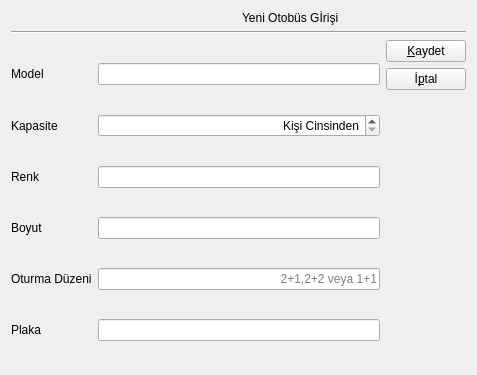
Above: Formlar/VeriFormlari/otobusgirisformu.ui from emirkyz/OtobusBilgiSistemi before the change. Below: the same form after it.
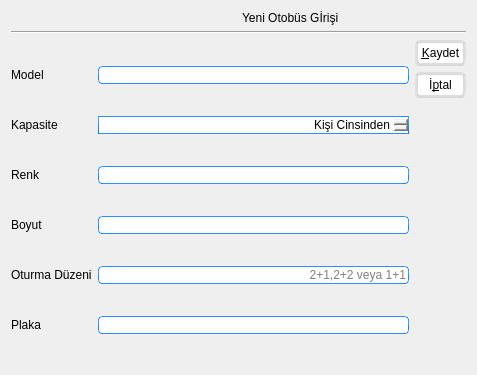
That is the form after the change. Icons and pictures are not drawn.

Patch:
```diff
--- a/Formlar/VeriFormlari/otobusgirisformu.ui
+++ b/Formlar/VeriFormlari/otobusgirisformu.ui
@@ -14,7 +14,8 @@
    <string>Form</string>
   </property>
   <property name="styleSheet">
-   <string notr="true">QPushButton#btnKaydet {
+   <string notr="true">
+QPushButton#btnKaydet {
 	qproperty-icon: url(:/Resimler/Kaydet.png);
 	qproperty-iconSize: 16px 16px;
    qproperty-text: &quot;&amp;Kaydet&quot;;
@@ -49,7 +50,568 @@
 QPlainTextEdit {
 	font: 12pt &quot;Roboto&quot;;
 }
-</string>
+QLineEdit {
+	font: 12pt &quot;Roboto&quot;;
+}
+QSpinBox {
+	font: 12pt &quot;Roboto&quot;;
+}
+
+QPlainTextEdit {
+	font: 12pt &quot;Roboto&quot;;
+}
+QMainWindow {
+	background-color:#ececec;
+}
+QTextEdit {
+	border-width: 1px;
+	border-style: solid;
+	border-color: qlineargradient(spread:pad, x1:0.5, y1:1, x2:0.5, y2:0, stop:0 rgba(0, 113, 255, 255), stop:1 rgba(91, 171, 252, 255));
+}
+QPlainTextEdit {
+	border-width: 1px;
+	border-style: solid;
+	border-color: qlineargradient(spread:pad, x1:0.5, y1:1, x2:0.5, y2:0, stop:0 rgba(0, 113, 255, 255), stop:1 rgba(91, 171, 252, 255));
+}
+QToolButton {
+	border-style: solid;
+	border-top-color: qlineargradient(spread:pad, x1:0.5, y1:1, x2:0.5, y2:0, stop:0 rgb(215, 215, 215), stop:1 rgb(222, 222, 222));
+	border-right-color: qlineargradient(spread:pad, x1:0, y1:0.5, x2:1, y2:0.5, stop:0 rgb(217, 217, 217), stop:1 rgb(227, 227, 227));
+	border-left-color: qlineargradient(spread:pad, x1:0, y1:0.5, x2:1, y2:0.5, stop:0 rgb(227, 227, 227), stop:1 rgb(217, 217, 217));
+	border-bottom-color: qlineargradient(spread:pad, x1:0.5, y1:1, x2:0.5, y2:0, stop:0 rgb(215, 215, 215), stop:1 rgb(222, 222, 222));
+	border-width: 1px;
+	border-radius: 5px;
+	color: rgb(0,0,0);
+	padding: 2px;
+	background-color: rgb(170,170,170);
+}
+QToolButton:hover{
+	border-style: solid;
+	border-top-color: qlineargradient(spread:pad, x1:0.5, y1:1, x2:0.5, y2:0, stop:0 rgb(195, 195, 195), stop:1 rgb(222, 222, 222));
+	border-right-color: qlineargradient(spread:pad, x1:0, y1:0.5, x2:1, y2:0.5, stop:0 rgb(197, 197, 197), stop:1 rgb(227, 227, 227));
+	border-left-color: qlineargradient(spread:pad, x1:0, y1:0.5, x2:1, y2:0.5, stop:0 rgb(227, 227, 227), stop:1 rgb(197, 197, 197));
+	border-bottom-color: qlineargradient(spread:pad, x1:0.5, y1:1, x2:0.5, y2:0, stop:0 rgb(195, 195, 195), stop:1 rgb(222, 222, 222));
+	border-width: 1px;
+	border-radius: 5px;
+	color: rgb(0,0,0);
+	padding: 2px;
+	background-color: rgb(255,255,255);
+}
+QToolButton:pressed{
+	border-style: solid;
+	border-top-color: qlineargradient(spread:pad, x1:0.5, y1:1, x2:0.5, y2:0, stop:0 rgb(215, 215, 215), stop:1 rgb(222, 222, 222));
+	border-right-color: qlineargradient(spread:pad, x1:0, y1:0.5, x2:1, y2:0.5, stop:0 rgb(217, 217, 217), stop:1 rgb(227, 227, 227));
+	border-left-color: qlineargradient(spread:pad, x1:0, y1:0.5, x2:1, y2:0.5, stop:0 rgb(227, 227, 227), stop:1 rgb(217, 217, 217));
+	border-bottom-color: qlineargradient(spread:pad, x1:0.5, y1:1, x2:0.5, y2:0, stop:0 rgb(215, 215, 215), stop:1 rgb(222, 222, 222));
+	border-width: 1px;
+	border-radius: 5px;
+	color: rgb(0,0,0);
+	padding: 2px;
+	background-color: rgb(142,142,142);
+}
+QPushButton{
+	border-style: solid;
+	border-top-color: qlineargradient(spread:pad, x1:0.5, y1:1, x2:0.5, y2:0, stop:0 rgb(215, 215, 215), stop:1 rgb(222, 222, 222));
+	border-right-color: qlineargradient(spread:pad, x1:0, y1:0.5, x2:1, y2:0.5, stop:0 rgb(217, 217, 217), stop:1 rgb(227, 227, 227));
+	border-left-color: qlineargradient(spread:pad, x1:0, y1:0.5, x2:1, y2:0.5, stop:0 rgb(227, 227, 227), stop:1 rgb(217, 217, 217));
+	border-bottom-color: qlineargradient(spread:pad, x1:0.5, y1:1, x2:0.5, y2:0, stop:0 rgb(215, 215, 215), stop:1 rgb(222, 222, 222));
+	border-width: 3px;
+	border-radius: 5px;
+	color: rgb(0,0,0);
+	padding: 3px;
+	background-color: rgb(255,255,255);
+}
+QPushButton::default{
+	border-style: solid;
+	border-top-color: qlineargradient(spread:pad, x1:0.5, y1:1, x2:0.5, y2:0, stop:0 rgb(215, 215, 215), stop:1 rgb(222, 222, 222));
+	border-right-color: qlineargradient(spread:pad, x1:0, y1:0.5, x2:1, y2:0.5, stop:0 rgb(217, 217, 217), stop:1 rgb(227, 227, 227));
+	border-left-color: qlineargradient(spread:pad, x1:0, y1:0.5, x2:1, y2:0.5, stop:0 rgb(227, 227, 227), stop:1 rgb(217, 217, 217));
+	border-bottom-color: qlineargradient(spread:pad, x1:0.5, y1:1, x2:0.5, y2:0, stop:0 rgb(215, 215, 215), stop:1 rgb(222, 222, 222));
+	border-width: 3px;
+	border-radius: 5px;
+	color: rgb(0,0,0);
+	padding: 3px;
+	background-color: rgb(255,255,255);
+}
+QPushButton:hover{
+	border-style: solid;
+	border-top-color: qlineargradient(spread:pad, x1:0.5, y1:1, x2:0.5, y2:0, stop:0 rgb(195, 195, 195), stop:1 rgb(222, 222, 222));
+	border-right-color: qlineargradient(spread:pad, x1:0, y1:0.5, x2:1, y2:0.5, stop:0 rgb(197, 197, 197), stop:1 rgb(227, 227, 227));
+	border-left-color: qlineargradient(spread:pad, x1:0, y1:0.5, x2:1, y2:0.5, stop:0 rgb(227, 227, 227), stop:1 rgb(197, 197, 197));
+	border-bottom-color: qlineargradient(spread:pad, x1:0.5, y1:1, x2:0.5, y2:0, stop:0 rgb(195, 195, 195), stop:1 rgb(222, 222, 222));
+	border-width: 1px;
+	border-radius: 5px;
+	color: rgb(0,0,0);
+	padding: 2px;
+	background-color: rgb(255,255,255);
+}
+QPushButton:pressed{
+	border-style: solid;
+	border-top-color: qlineargradient(spread:pad, x1:0.5, y1:1, x2:0.5, y2:0, stop:0 rgb(215, 215, 215), stop:1 rgb(222, 222, 222));
+	border-right-color: qlineargradient(spread:pad, x1:0, y1:0.5, x2:1, y2:0.5, stop:0 rgb(217, 217, 217), stop:1 rgb(227, 227, 227));
+	border-left-color: qlineargradient(spread:pad, x1:0, y1:0.5, x2:1, y2:0.5, stop:0 rgb(227, 227, 227), stop:1 rgb(217, 217, 217));
+	border-bottom-color: qlineargradient(spread:pad, x1:0.5, y1:1, x2:0.5, y2:0, stop:0 rgb(215, 215, 215), stop:1 rgb(222, 222, 222));
+	border-width: 1px;
+	border-radius: 5px;
+	color: rgb(0,0,0);
+	padding: 2px;
+	background-color: rgb(142,142,142);
+}
+QPushButton:disabled{
+	border-style: solid;
+	border-top-color: qlineargradient(spread:pad, x1:0.5, y1:1, x2:0.5, y2:0, stop:0 rgb(215, 215, 215), stop:1 rgb(222, 222, 222));
+	border-right-color: qlineargradient(spread:pad, x1:0, y1:0.5, x2:1, y2:0.5, stop:0 rgb(217, 217, 217), stop:1 rgb(227, 227, 227));
+	border-left-color: qlineargradient(spread:pad, x1:0, y1:0.5, x2:1, y2:0.5, stop:0 rgb(227, 227, 227), stop:1 rgb(217, 217, 217));
+	border-bottom-color: qlineargradient(spread:pad, x1:0.5, y1:1, x2:0.5, y2:0, stop:0 rgb(215, 215, 215), stop:1 rgb(222, 222, 222));
+	border-width: 1px;
+	border-radius: 5px;
+	color: #808086;
+	padding: 2px;
+	background-color: rgb(142,142,142);
+}
+QLineEdit {
+	border-width: 1px; border-radius: 4px;
+	border-style: solid;
+	border-color: qlineargradient(spread:pad, x1:0.5, y1:1, x2:0.5, y2:0, stop:0 rgba(0, 113, 255, 255), stop:1 rgba(91, 171, 252, 255));
+}
+QLabel {
+	color: #000000;
+}
+QLCDNumber {
+	color: rgb(0, 113, 255, 255);
+}
+QProgressBar {
+	text-align: center;
+	color: rgb(240, 240, 240);
+	border-width: 1px; 
+	border-radius: 10px;
+	border-color: rgb(230, 230, 230);
+	
+	background-color:rgb(207,207,207);
+}
+QProgressBar::chunk {
+	background-color: qlineargradient(spread:pad, x1:0.5, y1:1, x2:0.5, y2:0, stop:0 rgba(49, 147, 250, 255), stop:1 rgba(34, 142, 255, 255));
+	border-radius: 10px;
+}
+QMenuBar {
+	background-color: qlineargradient(spread:pad, x1:0.5, y1:1, x2:0.5, y2:0, stop:0 rgba(207, 209, 207, 255), stop:1 rgba(230, 229, 230, 255));
+}
+QMenuBar::item {
+	color: #000000;
+  	spacing: 3px;
+  	padding: 1px 4px;
+	
+}
+
+QMenuBar::item:selected {
+  	background-color: qlineargradient(spread:pad, x1:0.5, y1:1, x2:0.5, y2:0, stop:0 rgba(0, 113, 255, 255), stop:1 rgba(91, 171, 252, 255));
+	color: #FFFFFF;
+}
+QMenu::item:selected {
+	border-style: solid;
+	border-top-color: transparent;
+	border-right-color: transparent;
+	border-left-color: qlineargradient(spread:pad, x1:0.5, y1:1, x2:0.5, y2:0, stop:0 rgba(0, 113, 255, 255), stop:1 rgba(91, 171, 252, 255));
+	border-bottom-color: transparent;
+	border-left-width: 2px;
+	color: #000000;
+	padding-left:15px;
+	padding-top:4px;
+	padding-bottom:4px;
+	padding-right:7px;
+}
+QMenu::item {
+	border-style: solid;
+	border-top-color: transparent;
+	border-right-color: transparent;
+	border-left-color: transparent;
+	border-bottom-color: transparent;
+	border-bottom-width: 1px;
+	color: #000000;
+	padding-left:17px;
+	padding-top:4px;
+	padding-bottom:4px;
+	padding-right:7px;
+}
+QTabWidget {
+	color:rgb(0,0,0);
+	background-color:#000000;
+}
+QTabWidget::pane {
+		border-color: rgb(223,223,223);
+		background-color:rgb(226,226,226);
+		border-style: solid;
+		border-width: 2px;
+    	border-radius: 6px;
+}
+QTabBar::tab:first {
+	border-style: solid;
+	border-left-width:1px;
+	border-right-width:0px;
+	border-top-width:1px;
+	border-bottom-width:1px;
+	border-top-color: rgb(209,209,209);
+	border-left-color: qlineargradient(spread:pad, x1:0.5, y1:1, x2:0.5, y2:0, stop:0 rgba(209, 209, 209, 209), stop:1 rgba(229, 229, 229, 229));
+	border-bottom-color: rgb(229,229,229);
+	border-top-left-radius: 4px;
+	border-bottom-left-radius: 4px;
+	color: #000000;
+	padding: 3px;
+	margin-left:0px;
+	background-color: qlineargradient(spread:pad, x1:0.5, y1:1, x2:0.5, y2:0, stop:0 rgba(247, 247, 247, 255), stop:1 rgba(255, 255, 255, 255));
+}
+QTabBar::tab:last {
+	border-style: solid;
+	border-width:1px;
+	border-top-color: rgb(209,209,209);
+	border-left-color: qlineargradient(spread:pad, x1:0.5, y1:1, x2:0.5, y2:0, stop:0 rgba(209, 209, 209, 209), stop:1 rgba(229, 229, 229, 229));
+	border-right-color: qlineargradient(spread:pad, x1:0.5, y1:1, x2:0.5, y2:0, stop:0 rgba(209, 209, 209, 209), stop:1 rgba(229, 229, 229, 229));
+	border-bottom-color: rgb(229,229,229);
+	border-top-right-radius: 4px;
+	border-bottom-right-radius: 4px;
+	color: #000000;
+	padding: 3px;
+	margin-left:0px;
+	background-color: qlineargradient(spread:pad, x1:0.5, y1:1, x2:0.5, y2:0, stop:0 rgba(247, 247, 247, 255), stop:1 rgba(255, 255, 255, 255));
+}
+QTabBar::tab {
+	border-style: solid;
+	border-top-width:1px;
+	border-bottom-width:1px;
+	border-left-width:1px;
+	border-top-color: rgb(209,209,209);
+	border-left-color: qlineargradient(spread:pad, x1:0.5, y1:1, x2:0.5, y2:0, stop:0 rgba(209, 209, 209, 209), stop:1 rgba(229, 229, 229, 229));
+	border-bottom-color: rgb(229,229,229);
+	color: #000000;
+	padding: 3px;
+	margin-left:0px;
+	background-color: qlineargradient(spread:pad, x1:0.5, y1:1, x2:0.5, y2:0, stop:0 rgba(247, 247, 247, 255), stop:1 rgba(255, 255, 255, 255));
+}
+QTabBar::tab:selected, QTabBar::tab:last:selected, QTabBar::tab:hover {
+  	border-style: solid;
+  	border-left-width:1px;
+	border-right-color: transparent;
+	border-top-color: rgb(209,209,209);
+	border-left-color: qlineargradient(spread:pad, x1:0.5, y1:1, x2:0.5, y2:0, stop:0 rgba(209, 209, 209, 209), stop:1 rgba(229, 229, 229, 229));
+	border-bottom-color: rgb(229,229,229);
+	color: #FFFFFF;
+	padding: 3px;
+	margin-left:0px;
+	background-color: qlineargradient(spread:pad, x1:0.5, y1:1, x2:0.5, y2:0, stop:0 rgba(0, 113, 255, 255), stop:1 rgba(91, 171, 252, 255));
+}
+
+QTabBar::tab:selected, QTabBar::tab:first:selected, QTabBar::tab:hover {
+  	border-style: solid;
+  	border-left-width:1px;
+  	border-bottom-width:1px;
+  	border-top-width:1px;
+	border-right-color: transparent;
+	border-top-color: rgb(209,209,209);
+	border-left-color: qlineargradient(spread:pad, x1:0.5, y1:1, x2:0.5, y2:0, stop:0 rgba(209, 209, 209, 209), stop:1 rgba(229, 229, 229, 229));
+	border-bottom-color: rgb(229,229,229);
+	color: #FFFFFF;
+	padding: 3px;
+	margin-left:0px;
+	background-color: qlineargradient(spread:pad, x1:0.5, y1:1, x2:0.5, y2:0, stop:0 rgba(0, 113, 255, 255), stop:1 rgba(91, 171, 252, 255));
+}
+
+QCheckBox {
+	color: #000000;
+	padding: 2px;
+}
+QCheckBox:disabled {
+	color: #808086;
+	padding: 2px;
+}
+
+QCheckBox:hover {
+	border-radius:4px;
+	border-style:solid;
+	padding-left: 1px;
+	padding-right: 1px;
+	padding-bottom: 1px;
+	padding-top: 1px;
+	border-width:1px;
+	border-color: transparent;
+}
+QCheckBox::indicator:checked {
+
+	height: 10px;
+	width: 10px;
+	border-style:solid;
+	border-width: 1px;
+	border-color: qlineargradient(spread:pad, x1:0.5, y1:1, x2:0.5, y2:0, stop:0 rgba(0, 113, 255, 255), stop:1 rgba(91, 171, 252, 255));
+	color: #000000;
+	background-color: qlineargradient(spread:pad, x1:0.5, y1:1, x2:0.5, y2:0, stop:0 rgba(0, 113, 255, 255), stop:1 rgba(91, 171, 252, 255));
+}
+QCheckBox::indicator:unchecked {
+
+	height: 10px;
+	width: 10px;
+	border-style:solid;
+	border-width: 1px;
+	border-color: qlineargradient(spread:pad, x1:0.5, y1:1, x2:0.5, y2:0, stop:0 rgba(0, 113, 255, 255), stop:1 rgba(91, 171, 252, 255));
+	color: #000000;
+}
+QRadioButton {
+	color: 000000;
+	padding: 1px;
+}
+QRadioButton::indicator:checked {
+	height: 10px;
+	width: 10px;
+	border-style:solid;
+	border-radius:5px;
+	border-width: 1px;
+	border-color: qlineargradient(spread:pad, x1:0.5, y1:1, x2:0.5, y2:0, stop:0 rgba(0, 113, 255, 255), stop:1 rgba(91, 171, 252, 255));
+	color: #a9b7c6;
+	background-color: qlineargradient(spread:pad, x1:0.5, y1:1, x2:0.5, y2:0, stop:0 rgba(0, 113, 255, 255), stop:1 rgba(91, 171, 252, 255));
+}
+QRadioButton::indicator:!checked {
+	height: 10px;
+	width: 10px;
+	border-style:solid;
+	border-radius:5px;
+	border-width: 1px;
+	border-color: qlineargradient(spread:pad, x1:0.5, y1:1, x2:0.5, y2:0, stop:0 rgba(0, 113, 255, 255), stop:1 rgba(91, 171, 252, 255));
+	color: #a9b7c6;
+	background-color: transparent;
+}
+QStatusBar {
+	color:#027f7f;
+}
+QSpinBox {
+	border-style: solid;
+	border-width: 1px;
+	border-color: qlineargradient(spread:pad, x1:0.5, y1:1, x2:0.5, y2:0, stop:0 rgba(0, 113, 255, 255), stop:1 rgba(91, 171, 252, 255));
+}
+QDoubleSpinBox {
+	border-style: solid;
+	border-width: 1px;
+	border-color: qlineargradient(spread:pad, x1:0.5, y1:1, x2:0.5, y2:0, stop:0 rgba(0, 113, 255, 255), stop:1 rgba(91, 171, 252, 255));
+}
+QTimeEdit {
+	border-style: solid;
+	border-width: 1px;
+	border-color: qlineargradient(spread:pad, x1:0.5, y1:1, x2:0.5, y2:0, stop:0 rgba(0, 113, 255, 255), stop:1 rgba(91, 171, 252, 255));
+}
+QDateTimeEdit {
+	border-style: solid;
+	border-width: 1px;
+	border-color: qlineargradient(spread:pad, x1:0.5, y1:1, x2:0.5, y2:0, stop:0 rgba(0, 113, 255, 255), stop:1 rgba(91, 171, 252, 255));
+}
+QDateEdit {
+	border-style: solid;
+	border-width: 1px;
+	border-color: qlineargradient(spread:pad, x1:0.5, y1:1, x2:0.5, y2:0, stop:0 rgba(0, 113, 255, 255), stop:1 rgba(91, 171, 252, 255));
+}
+
+QToolBox {
+	color: #a9b7c6;
+	background-color:#000000;
+}
+QToolBox::tab {
+	color: #a9b7c6;
+	background-color:#000000;
+}
+QToolBox::tab:selected {
+	color: #FFFFFF;
+	background-color:#000000;
+}
+QScrollArea {
+	color: #FFFFFF;
+	background-color:#000000;
+}
+QSlider::groove:horizontal {
+	height: 5px;
+	background-color: qlineargradient(spread:pad, x1:0.5, y1:1, x2:0.5, y2:0, stop:0 rgba(49, 147, 250, 255), stop:1 rgba(34, 142, 255, 255));
+}
+QSlider::groove:vertical {
+	width: 5px;
+	background-color: qlineargradient(spread:pad, x1:0.5, y1:1, x2:0.5, y2:0, stop:0 rgba(49, 147, 250, 255), stop:1 rgba(34, 142, 255, 255));
+}
+QSlider::handle:horizontal {
+	background: rgb(253,253,253);
+	border-style: solid;
+	border-width: 1px;
+	border-color: rgb(207,207,207);
+	width: 12px;
+	margin: -5px 0;
+	border-radius: 7px;
+}
+QSlider::handle:vertical {
+	background: rgb(253,253,253);
+	border-style: solid;
+	border-width: 1px;
+	border-color: rgb(207,207,207);
+	height: 12px;
+	margin: 0 -5px;
+	border-radius: 7px;
+}
+QSlider::add-page:horizontal {
+    background: rgb(181,181,181);
+}
+QSlider::add-page:vertical {
+    background: rgb(181,181,181);
+}
+QSlider::sub-page:horizontal {
+    background-color: qlineargradient(spread:pad, x1:0.5, y1:1, x2:0.5, y2:0, stop:0 rgba(49, 147, 250, 255), stop:1 rgba(34, 142, 255, 255));
+}
+QSlider::sub-page:vertical {
+    background-color: qlineargradient(spread:pad, y1:0.5, x1:1, y2:0.5, x2:0, stop:0 rgba(49, 147, 250, 255), stop:1 rgba(34, 142, 255, 255));
+}
+QScrollBar:horizontal {
+	max-height: 20px;
+	border: 1px transparent grey;
+	margin: 0px 20px 0px 20px;
+}
+QScrollBar:vertical {
+	max-width: 20px;
+	border: 1px transparent grey;
+	margin: 20px 0px 20px 0px;
+}
+QScrollBar::handle:horizontal {
+	background: rgb(253,253,253);
+	border-style: solid;
+	border-width: 1px;
+	border-color: rgb(207,207,207);
+	border-radius: 7px;
+	min-width: 25px;
+}
+QScrollBar::handle:horizontal:hover {
+	background: rgb(253,253,253);
+	border-style: solid;
+	border-width: 1px;
+	border-color: rgb(147, 200, 200);
+	border-radius: 7px;
+	min-width: 25px;
+}
+QScrollBar::handle:vertical {
+	background: rgb(253,253,253);
+	border-style: solid;
+	border-width: 1px;
+	border-color: rgb(207,207,207);
+	border-radius: 7px;
+	min-height: 25px;
+}
+QScrollBar::handle:vertical:hover {
+	background: rgb(253,253,253);
+	border-style: solid;
+	border-width: 1px;
+	border-color: rgb(147, 200, 200);
+	border-radius: 7px;
+	min-height: 25px;
+}
+QScrollBar::add-line:horizontal {
+   border: 2px transparent grey;
+   border-top-right-radius: 7px;
+   border-bottom-right-radius: 7px;
+   background: rgba(34, 142, 255, 255);
+   width: 20px;
+   subcontrol-position: right;
+   subcontrol-origin: margin;
+}
+QScrollBar::add-line:horizontal:pressed {
+   border: 2px transparent grey;
+   border-top-right-radius: 7px;
+   border-bottom-right-radius: 7px;
+   background: rgb(181,181,181);
+   width: 20px;
+   subcontrol-position: right;
+   subcontrol-origin: margin;
+}
+QScrollBar::add-line:vertical {
+   border: 2px transparent grey;
+   border-bottom-left-radius: 7px;
+   border-bottom-right-radius: 7px;
+   background: rgba(34, 142, 255, 255);
+   height: 20px;
+   subcontrol-position: bottom;
+   subcontrol-origin: margin;
+}
+QScrollBar::add-line:vertical:pressed {
+   border: 2px transparent grey;
+   border-bottom-left-radius: 7px;
+   border-bottom-right-radius: 7px;
+   background: rgb(181,181,181);
+   height: 20px;
+   subcontrol-position: bottom;
+   subcontrol-origin: margin;
+}
+QScrollBar::sub-line:horizontal {
+   border: 2px transparent grey;
+   border-top-left-radius: 7px;
+   border-bottom-left-radius: 7px;
+   background: rgba(34, 142, 255, 255);
+   width: 20px;
+   subcontrol-position: left;
+   subcontrol-origin: margin;
+}
+QScrollBar::sub-line:horizontal:pressed {
+   border: 2px transparent grey;
+   border-top-left-radius: 7px;
+   border-bottom-left-radius: 7px;
+   background: rgb(181,181,181);
+   width: 20px;
+   subcontrol-position: left;
+   subcontrol-origin: margin;
+}
+QScrollBar::sub-line:vertical {
+   border: 2px transparent grey;
+   border-top-left-radius: 7px;
+   border-top-right-radius: 7px;
+   background: rgba(34, 142, 255, 255);
+   height: 20px;
+   subcontrol-position: top;
+   subcontrol-origin: margin;
+}
+QScrollBar::sub-line:vertical:pressed {
+   border: 2px transparent grey;
+   border-top-left-radius: 7px;
+   border-top-right-radius: 7px;
+   background: rgb(181,181,181);
+   height: 20px;
+   subcontrol-position: top;
+   subcontrol-origin: margin;
+}
+QScrollBar::left-arrow:horizontal {
+   border: 1px transparent grey;
+   border-top-left-radius: 3px;
+   border-bottom-left-radius: 3px;
+   width: 6px;
+   height: 6px;
+   background: white;
+}
+QScrollBar::right-arrow:horizontal {
+   border: 1px transparent grey;
+   border-top-right-radius: 3px;
+   border-bottom-right-radius: 3px;
+   width: 6px;
+   height: 6px;
+   background: white;
+}
+QScrollBar::up-arrow:vertical {
+   border: 1px transparent grey;
+   border-top-left-radius: 3px;
+   border-top-right-radius: 3px;
+   width: 6px;
+   height: 6px;
+   background: white;
+}
+QScrollBar::down-arrow:vertical {
+   border: 1px transparent grey;
+   border-bottom-left-radius: 3px;
+   border-bottom-right-radius: 3px;
+   width: 6px;
+   height: 6px;
+   background: white;
+}
+QScrollBar::add-page:horizontal, QScrollBar::sub-page:horizontal {
+   background: none;
+}
+QScrollBar::add-page:vertical, QScrollBar::sub-page:vertical {
+   background: none;
+}</string>
   </property>
   <layout class="QGridLayout" name="gridLayout_2">
    <item row="0" column="0">
```
